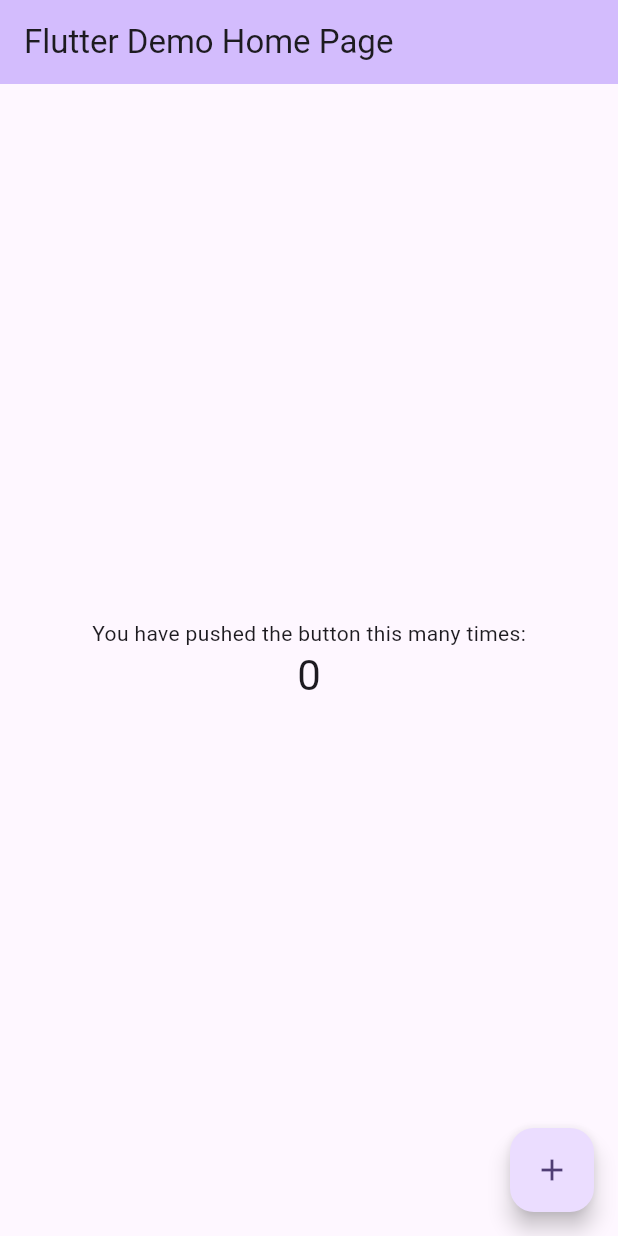
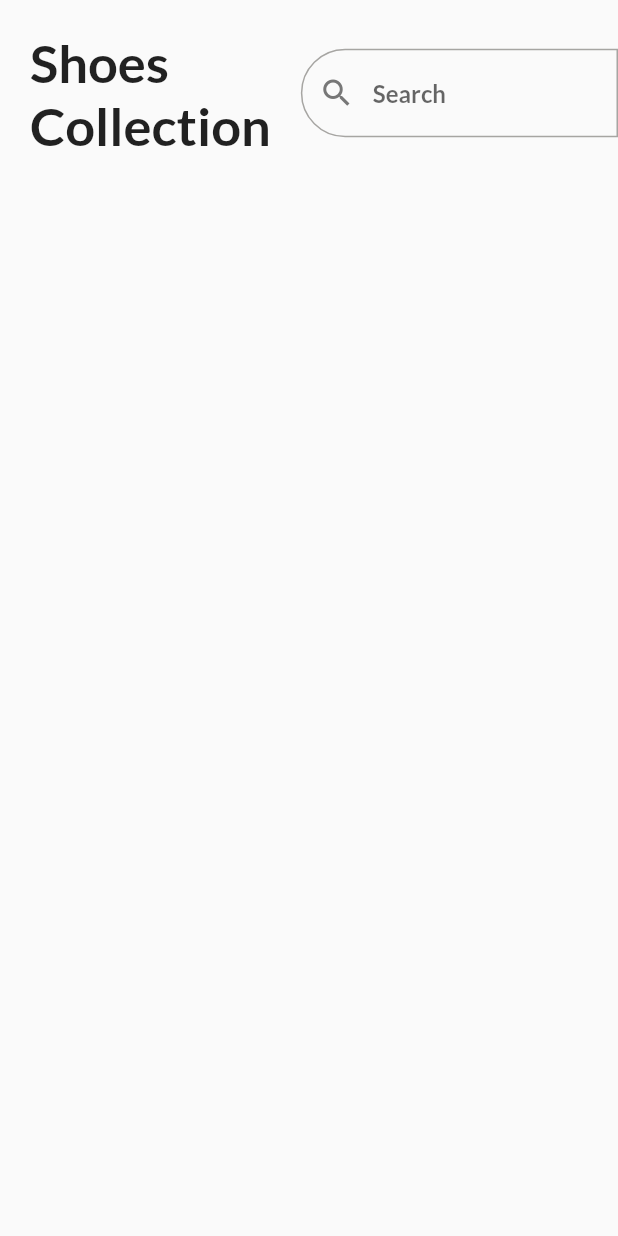
Before and after one commit to KeilGries/shop_app, a Flutter app: the screen it shows after launch, on a phone screen of 412 x 824 dp. Run offline on Flutter 3.47's test engine with Material 2 defaults, Android fonts, the phone set to English and light mode, and no system bars.

Commit message:
Initial commit. Created homepage. Added custom Lato font family. Set main theming values.  Created custom-shaped textfield.

```diff
--- /dev/null
+++ b/shop_app/lib/homepage.dart
@@ -0,0 +1,47 @@
+import 'package:flutter/material.dart';
+
+class HomePage extends StatelessWidget {
+  const HomePage({super.key});
+
+  @override
+  Widget build(BuildContext context) {
+    return Scaffold(
+      body: SafeArea(
+        child: Column(
+          children: [
+            Row(
+              children: [
+                Padding(
+                  padding: const EdgeInsets.all(20.0),
+                  child: Text(
+                    'Shoes \nCollection',
+                    style: TextStyle(
+                      fontWeight: FontWeight.bold,
+                      fontSize: 35,
+                    ),
+                  ),
+                ),
+                Expanded(
+                  child: TextField(
+                    decoration: InputDecoration(
+                      hintText: 'Search',
+                      prefixIcon: Icon(Icons.search),
+                      border: OutlineInputBorder(
+                        borderRadius: BorderRadius.horizontal(
+                          left: Radius.circular(50),
+                        ),
+                        borderSide: BorderSide(
+                          color: Color.fromRGBO(225, 225, 225, 1),
+                        ),
+                      ),
+                    ),
+                  ),
+                ),
+              ],
+            ),
+          ],
+        ),
+      ),
+    );
+  }
+}
--- a/shop_app/lib/main.dart
+++ b/shop_app/lib/main.dart
@@ -1,4 +1,6 @@
 import 'package:flutter/material.dart';
+
+import 'homepage.dart';
 
 void main() {
   runApp(const MyApp());
@@ -7,119 +9,25 @@ void main() {
 class MyApp extends StatelessWidget {
   const MyApp({super.key});
 
-  // This widget is the root of your application.
   @override
   Widget build(BuildContext context) {
     return MaterialApp(
-      title: 'Flutter Demo',
+      debugShowCheckedModeBanner: false,
+      title: 'Shopping App',
       theme: ThemeData(
-        // This is the theme of your application.
-        //
-        // TRY THIS: Try running your application with "flutter run". You'll see
-        // the application has a blue toolbar. Then, without quitting the app,
-        // try changing the seedColor in the colorScheme below to Colors.green
-        // and then invoke "hot reload" (save your changes or press the "hot
-        // reload" button in a Flutter-supported IDE, or press "r" if you used
-        // the command line to start the app).
-        //
-        // Notice that the counter didn't reset back to zero; the application
-        // state is not lost during the reload. To reset the state, use hot
-        // restart instead.
-        //
-        // This works for code too, not just values: Most code changes can be
-        // tested with just a hot reload.
-        colorScheme: ColorScheme.fromSeed(seedColor: Colors.deepPurple),
-        useMaterial3: true,
+        fontFamily: 'Lato',
+        colorScheme: ColorScheme.fromSeed(
+          seedColor: const Color.fromRGBO(254, 206, 1, 1),
+        ),
+        inputDecorationTheme: const InputDecorationTheme(
+          hintStyle: TextStyle(
+            fontWeight: FontWeight.bold,
+            fontSize: 16,
+          ),
+          prefixIconColor: Color.fromRGBO(119, 119, 119, 1),
+        ),
       ),
-      home: const MyHomePage(title: 'Flutter Demo Home Page'),
+      home: const HomePage(),
     );
   }
 }
-
-class MyHomePage extends StatefulWidget {
-  const MyHomePage({super.key, required this.title});
-
-  // This widget is the home page of your application. It is stateful, meaning
-  // that it has a State object (defined below) that contains fields that affect
-  // how it looks.
-
-  // This class is the configuration for the state. It holds the values (in this
-  // case the title) provided by the parent (in this case the App widget) and
-  // used by the build method of the State. Fields in a Widget subclass are
-  // always marked "final".
-
-  final String title;
-
-  @override
-  State<MyHomePage> createState() => _MyHomePageState();
-}
-
-class _MyHomePageState extends State<MyHomePage> {
-  int _counter = 0;
-
-  void _incrementCounter() {
-    setState(() {
-      // This call to setState tells the Flutter framework that something has
-      // changed in this State, which causes it to rerun the build method below
-      // so that the display can reflect the updated values. If we changed
-      // _counter without calling setState(), then the build method would not be
-      // called again, and so nothing would appear to happen.
-      _counter++;
-    });
-  }
-
-  @override
-  Widget build(BuildContext context) {
-    // This method is rerun every time setState is called, for instance as done
-    // by the _incrementCounter method above.
-    //
-    // The Flutter framework has been optimized to make rerunning build methods
-    // fast, so that you can just rebuild anything that needs updating rather
-    // than having to individually change instances of widgets.
-    return Scaffold(
-      appBar: AppBar(
-        // TRY THIS: Try changing the color here to a specific color (to
-        // Colors.amber, perhaps?) and trigger a hot reload to see the AppBar
-        // change color while the other colors stay the same.
-        backgroundColor: Theme.of(context).colorScheme.inversePrimary,
-        // Here we take the value from the MyHomePage object that was created by
-        // the App.build method, and use it to set our appbar title.
-        title: Text(widget.title),
-      ),
-      body: Center(
-        // Center is a layout widget. It takes a single child and positions it
-        // in the middle of the parent.
-        child: Column(
-          // Column is also a layout widget. It takes a list of children and
-          // arranges them vertically. By default, it sizes itself to fit its
-          // children horizontally, and tries to be as tall as its parent.
-          //
-          // Column has various properties to control how it sizes itself and
-          // how it positions its children. Here we use mainAxisAlignment to
-          // center the children vertically; the main axis here is the vertical
-          // axis because Columns are vertical (the cross axis would be
-          // horizontal).
-          //
-          // TRY THIS: Invoke "debug painting" (choose the "Toggle Debug Paint"
-          // action in the IDE, or press "p" in the console), to see the
-          // wireframe for each widget.
-          mainAxisAlignment: MainAxisAlignment.center,
-          children: <Widget>[
-            const Text(
-              'You have pushed the button this many times:',
-            ),
-            Text(
-              '$_counter',
-              style: Theme.of(context).textTheme.headlineMedium,
-            ),
-          ],
-        ),
-      ),
-      floatingActionButton: FloatingActionButton(
-        onPressed: _incrementCounter,
-        tooltip: 'Increment',
-        child: const Icon(Icons.add),
-      ), // This trailing comma makes auto-formatting nicer for build methods.
-    );
-  }
-}
```
Also changed, not shown: shop_app/pubspec.yaml (+6 -6 lines), shop_app/assets/fonts/Lato-Bold.ttf (added), shop_app/assets/fonts/Lato-Light.ttf (added).
